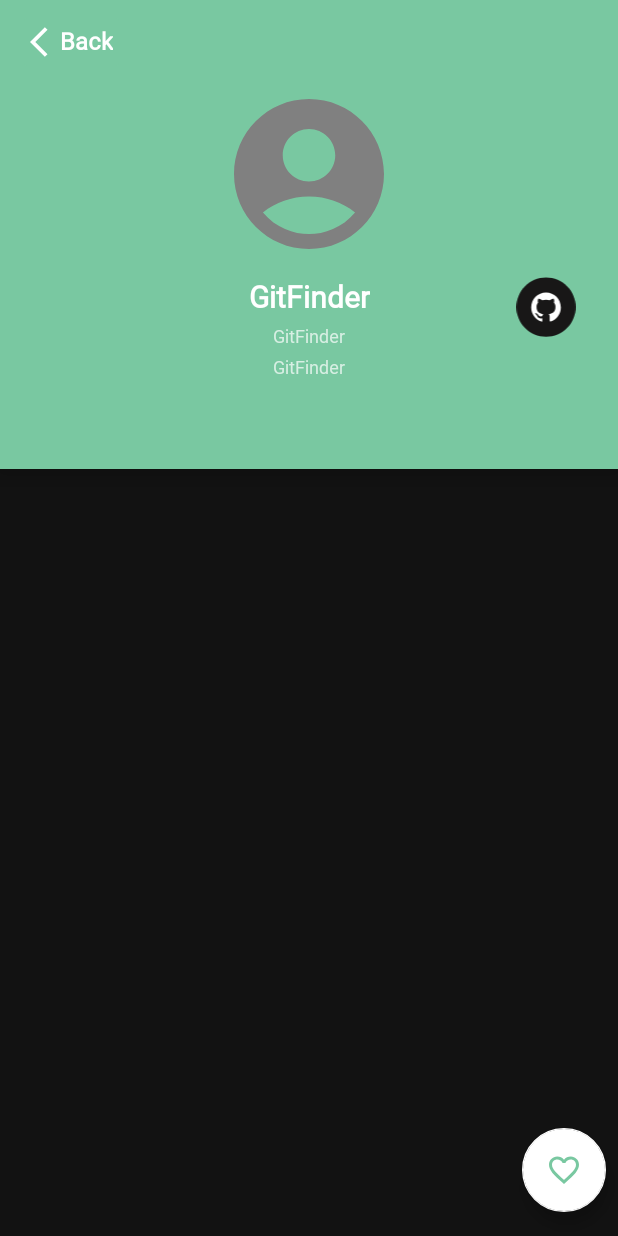
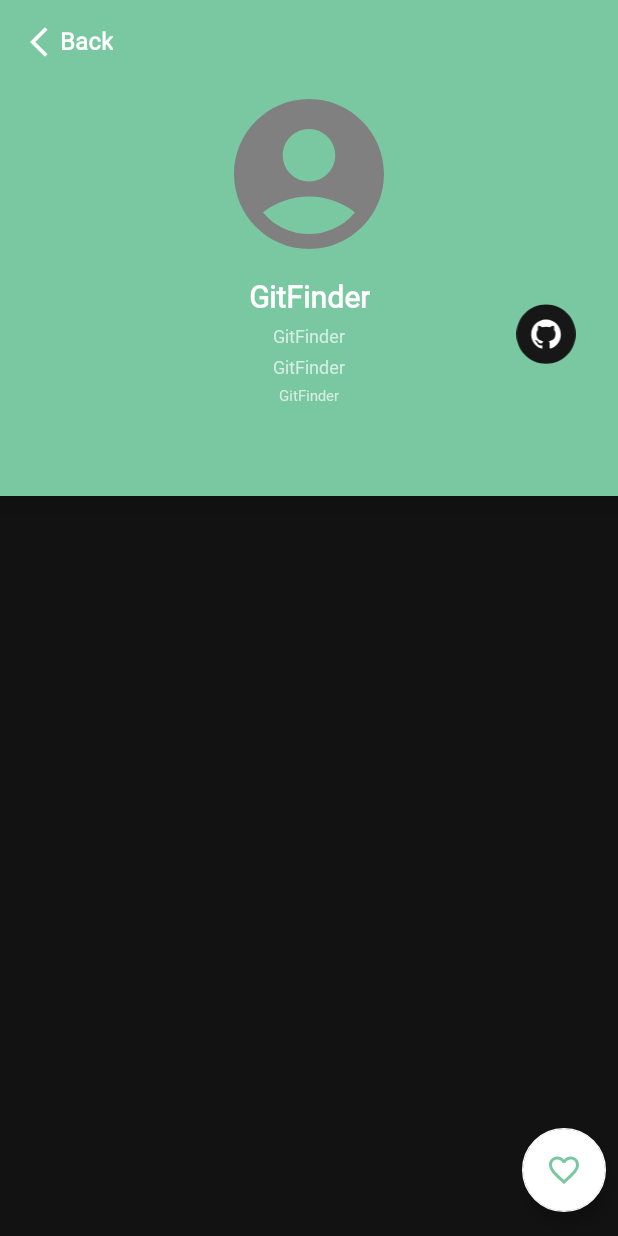
Before and after one commit to thoriqzs25/kotlin-gitfinder, an Android app: the DetailActivity screen opened directly, with no data from a screen before it, on a phone screen of 412 x 824 dp. Run offline under Robolectric (Android 15) with nearby library versions, the phone set to English and light mode, and no system bars; our stand-ins replace CircleImageView, Room's generated code; pictures from the network do not load; 1 statement that could not run was skipped.

```diff
--- a/app/build.gradle
+++ b/app/build.gradle
@@ -64,4 +64,5 @@ dependencies {
     implementation 'androidx.lifecycle:lifecycle-livedata-ktx:2.6.1'
     implementation 'androidx.room:room-ktx:2.5.1'
     kapt 'androidx.room:room-compiler:2.5.1'
+    implementation "androidx.datastore:datastore-preferences:1.0.0"
 }
--- a/app/src/main/java/com/gitfinder/adapter/viewmodel/DetailViewModel.kt
+++ b/app/src/main/java/com/gitfinder/adapter/viewmodel/DetailViewModel.kt
@@ -10,13 +10,13 @@ import com.gitfinder.UserDetailResponse
 import com.gitfinder.api.ApiConfig
 import com.gitfinder.database.FavoriteUser
 import com.gitfinder.helper.Event
-import com.gitfinder.repository.FavoriteRepository
+import com.gitfinder.repository.MainRepository
 import retrofit2.Call
 import retrofit2.Callback
 import retrofit2.Response
 
 class DetailViewModel(application: Application) : ViewModel() {
-    private val mFavoriteRepository: FavoriteRepository = FavoriteRepository(application)
+    private val mMainRepository: MainRepository = MainRepository(application)
 
     private val _isLoading = MutableLiveData<Boolean>()
     val isLoading: LiveData<Boolean> = _isLoading
@@ -34,7 +34,7 @@ class DetailViewModel(application: Application) : ViewModel() {
     val favoriteUsers :LiveData<List<FavoriteUser>> = _favoriteUsers
 
     init {
-        mFavoriteRepository.getFavoriteList().observeForever { favoriteList ->
+        mMainRepository.getFavoriteList().observeForever { favoriteList ->
             _favoriteUsers.value = favoriteList
         }
     }
@@ -112,14 +112,14 @@ class DetailViewModel(application: Application) : ViewModel() {
         return favoriteUsers.value?.any { it.username == username } ?: false
     }
 
-    fun getFavoriteList(): LiveData<List<FavoriteUser>> = mFavoriteRepository.getFavoriteList()
+    fun getFavoriteList(): LiveData<List<FavoriteUser>> = mMainRepository.getFavoriteList()
 
     fun addFavorite(favoriteUser: FavoriteUser) {
-        mFavoriteRepository.addFavorite(favoriteUser)
+        mMainRepository.addFavorite(favoriteUser)
     }
 
     fun removeFavorite(favoriteUser: FavoriteUser) {
-        mFavoriteRepository.removeFavorite(favoriteUser)
+        mMainRepository.removeFavorite(favoriteUser)
     }
 
     companion object {
--- a/app/src/main/java/com/gitfinder/helper/ViewModelFactory.kt
+++ b/app/src/main/java/com/gitfinder/helper/ViewModelFactory.kt
@@ -6,17 +6,18 @@ import androidx.lifecycle.ViewModelProvider
 import com.gitfinder.adapter.viewmodel.DetailViewModel
 import com.gitfinder.adapter.viewmodel.FavoriteViewModel
 import com.gitfinder.adapter.viewmodel.MainViewModel
+import com.gitfinder.datastore.SettingPreferences
 
-class ViewModelFactory private constructor(private val mApplication: Application) : ViewModelProvider.NewInstanceFactory() {
+class ViewModelFactory private constructor(private val mApplication: Application, private val pref: SettingPreferences?) : ViewModelProvider.NewInstanceFactory() {
     companion object {
         @Volatile
         private var INSTANCE: ViewModelFactory? = null
 
         @JvmStatic
-        fun getInstance(application: Application): ViewModelFactory {
+        fun getInstance(application: Application, pref: SettingPreferences? = null): ViewModelFactory {
             if (INSTANCE == null) {
                 synchronized(ViewModelFactory::class.java) {
-                    INSTANCE = ViewModelFactory(application)
+                    INSTANCE = ViewModelFactory(application, pref)
                 }
             }
             return INSTANCE as ViewModelFactory
@@ -26,7 +27,7 @@ class ViewModelFactory private constructor(private val mApplication: Application
     @Suppress("UNCHECKED_CAST")
     override fun <T : ViewModel> create(modelClass: Class<T>): T {
         if (modelClass.isAssignableFrom(MainViewModel::class.java)) {
-            return MainViewModel(mApplication) as T
+            return MainViewModel(mApplication, pref!!) as T
         } else if (modelClass.isAssignableFrom(DetailViewModel::class.java)) {
             return DetailViewModel(mApplication) as T
         } else if (modelClass.isAssignableFrom(FavoriteViewModel::class.java)) {
--- a/app/src/main/java/com/gitfinder/repository/FavoriteRepository.kt
+++ b/app/src/main/java/com/gitfinder/repository/MainRepository.kt
@@ -8,7 +8,7 @@ import com.gitfinder.database.MainDatabase
 import java.util.concurrent.ExecutorService
 import java.util.concurrent.Executors
 
-class FavoriteRepository(application: Application) {
+class MainRepository(application: Application) {
     private val mFavoriteDao: FavoriteDao
     private val executorService: ExecutorService = Executors.newSingleThreadExecutor()
 
--- a/app/src/main/res/layout-land/activity_detail.xml
+++ b/app/src/main/res/layout-land/activity_detail.xml
@@ -82,7 +82,7 @@
             app:layout_constraintTop_toBottomOf="@id/iv_userimage" />
 
         <TextView
-            android:id="@+id/tv_usersince"
+            android:id="@+id/tv_name"
             android:layout_width="wrap_content"
             android:layout_height="wrap_content"
             android:layout_marginTop="4dp"
@@ -92,6 +92,30 @@
             app:layout_constraintEnd_toEndOf="parent"
             app:layout_constraintStart_toStartOf="parent"
             app:layout_constraintTop_toBottomOf="@id/tv_username" />
+
+        <TextView
+            android:id="@+id/tv_email"
+            android:layout_width="wrap_content"
+            android:layout_height="wrap_content"
+            android:layout_marginTop="4dp"
+            android:fontFamily="@font/rounded_medium"
+            android:text="@string/app_name"
+            android:textSize="12sp"
+            app:layout_constraintEnd_toEndOf="parent"
+            app:layout_constraintStart_toStartOf="parent"
+            app:layout_constraintTop_toBottomOf="@id/tv_name" />
+
+        <TextView
+            android:id="@+id/tv_usersince"
+            android:layout_width="wrap_content"
+            android:layout_height="wrap_content"
+            android:layout_marginTop="4dp"
+            android:fontFamily="@font/rounded_medium"
+            android:text="@string/app_name"
+            android:textSize="10sp"
+            app:layout_constraintEnd_toEndOf="parent"
+            app:layout_constraintStart_toStartOf="parent"
+            app:layout_constraintTop_toBottomOf="@id/tv_email" />
 
 
         <ImageView
--- a/app/src/main/res/layout/activity_detail.xml
+++ b/app/src/main/res/layout/activity_detail.xml
@@ -92,7 +92,7 @@
             app:layout_constraintTop_toBottomOf="@id/tv_username" />
 
         <TextView
-            android:id="@+id/tv_usersince"
+            android:id="@+id/tv_email"
             android:layout_width="wrap_content"
             android:layout_height="wrap_content"
             android:layout_marginTop="4dp"
@@ -102,6 +102,18 @@
             app:layout_constraintEnd_toEndOf="parent"
             app:layout_constraintStart_toStartOf="parent"
             app:layout_constraintTop_toBottomOf="@id/tv_name" />
+
+        <TextView
+            android:id="@+id/tv_usersince"
+            android:layout_width="wrap_content"
+            android:layout_height="wrap_content"
+            android:layout_marginTop="4dp"
+            android:fontFamily="@font/rounded_medium"
+            android:text="@string/app_name"
+            android:textSize="10sp"
+            app:layout_constraintEnd_toEndOf="parent"
+            app:layout_constraintStart_toStartOf="parent"
+            app:layout_constraintTop_toBottomOf="@id/tv_email" />
 
 
         <ImageView
--- a/app/src/main/res/layout/activity_main.xml
+++ b/app/src/main/res/layout/activity_main.xml
@@ -39,7 +39,6 @@
             android:layout_width="wrap_content"
             android:layout_height="wrap_content"
             android:padding="2dp"
-
             android:src="@drawable/ic_dark_mode" />
     </androidx.cardview.widget.CardView>
 
--- a/app/src/main/res/values/strings.xml
+++ b/app/src/main/res/values/strings.xml
@@ -13,4 +13,8 @@
     <string name="resultText">%d  Results, showing %d result</string>
     <string name="list_favorite_anda">List Favorite Anda</string>
     <string name="welcome_aboard">Welcome aboard!</string>
+    <string name="member_since">Member since %s</string>
+    <string name="undefinedName">Undefined No Name</string>
+    <string name="dark">dark</string>
+    <string name="light">light</string>
 </resources>
```
Also changed, not shown: app/src/main/java/com/gitfinder/adapter/viewmodel/FavoriteViewModel.kt (+6 -6 lines), app/src/main/java/com/gitfinder/adapter/viewmodel/MainViewModel.kt (+21 -10 lines), app/src/main/java/com/gitfinder/datastore/SettingPreferences.kt (added, +38 -0 lines), app/src/main/java/com/gitfinder/ui/DetailActivity.kt (+7 -2 lines), app/src/main/java/com/gitfinder/ui/MainActivity.kt (+41 -24 lines).
